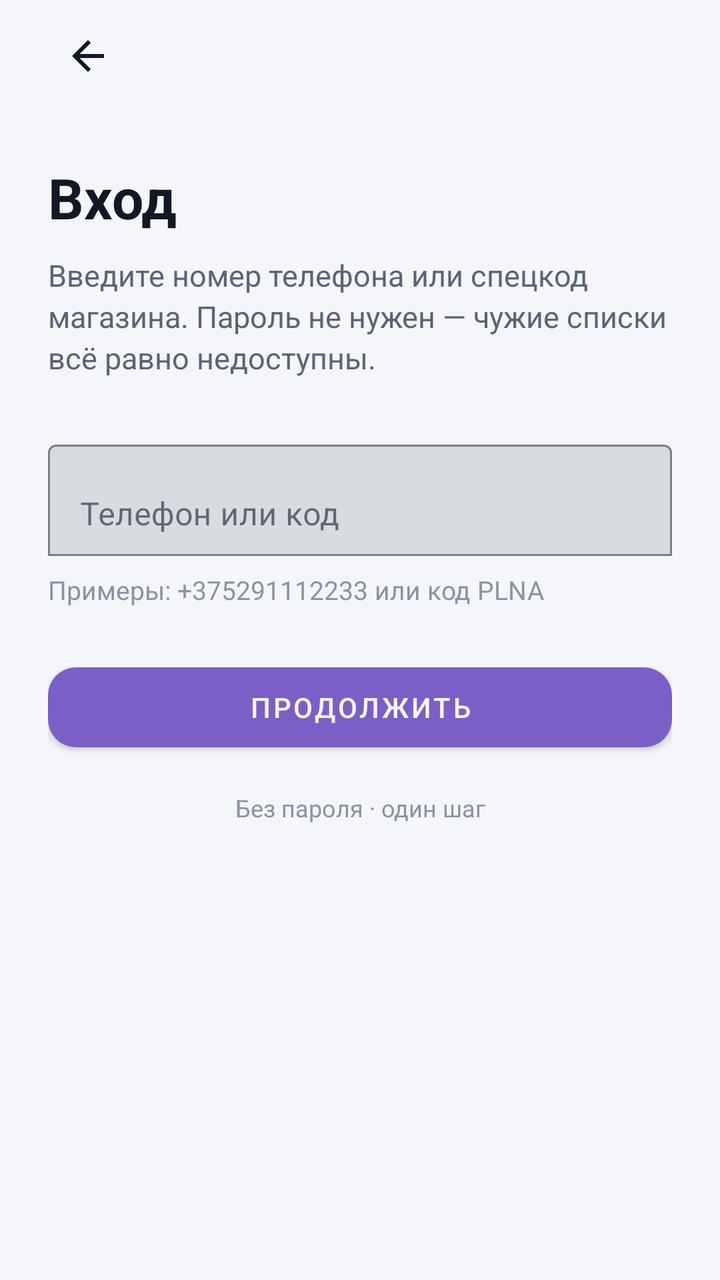
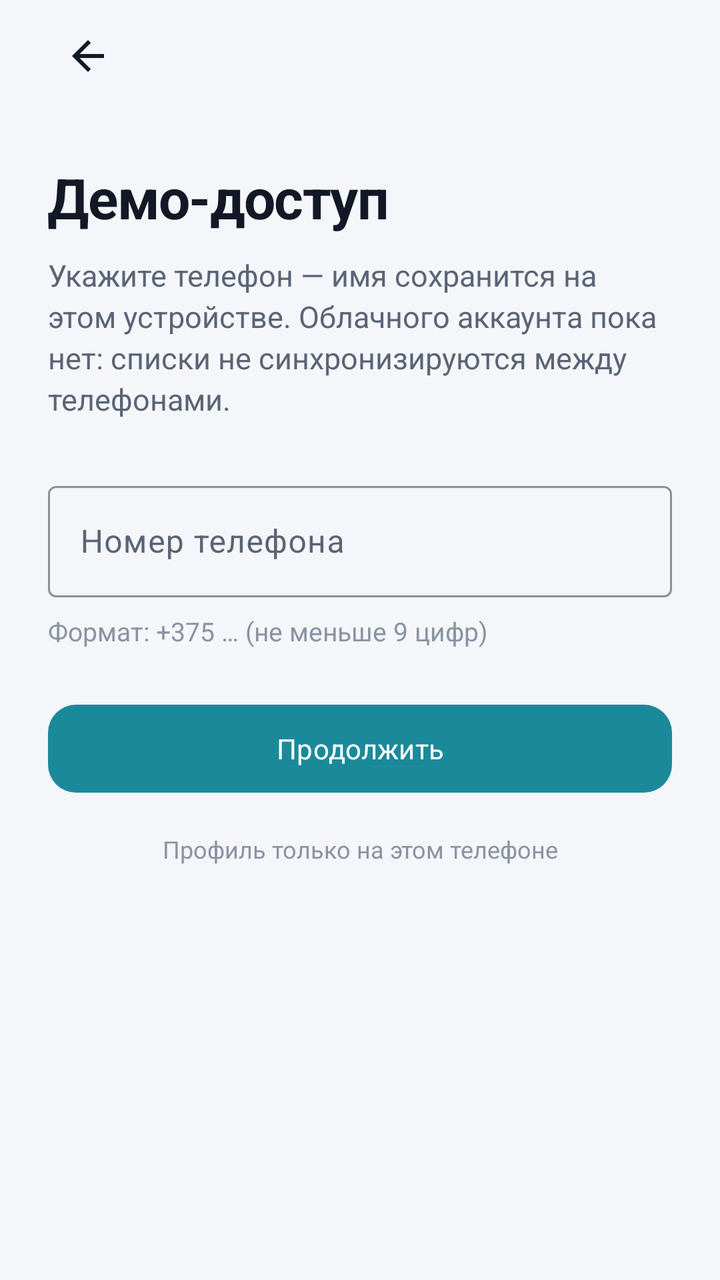

An Android layout rendered at two revisions. The XML below is the earlier revision; the diff shows what the commit changed to produce the second picture.
<!-- AndroidManifest.xml: application theme Theme.NoteMap -->
<!-- res/layout/activity_auth.xml -->
<?xml version="1.0" encoding="utf-8"?>
<LinearLayout xmlns:android="http://schemas.android.com/apk/res/android"
    xmlns:app="http://schemas.android.com/apk/res-auto"
    android:id="@+id/auth_root"
    android:layout_width="match_parent"
    android:layout_height="match_parent"
    android:background="@color/plna_bg"
    android:orientation="vertical"
    android:paddingHorizontal="24dp">

    <LinearLayout
        android:layout_width="match_parent"
        android:layout_height="56dp"
        android:gravity="center_vertical"
        android:orientation="horizontal">

        <ImageButton
            android:id="@+id/btn_back"
            android:layout_width="40dp"
            android:layout_height="40dp"
            android:background="?attr/selectableItemBackgroundBorderless"
            android:contentDescription="@string/back"
            android:src="@drawable/ic_back"
            app:tint="@color/plna_text" />
    </LinearLayout>

    <TextView
        android:layout_width="match_parent"
        android:layout_height="wrap_content"
        android:layout_marginTop="24dp"
        android:text="@string/auth_title"
        android:textAppearance="@style/Plna.Title" />

    <TextView
        android:layout_width="match_parent"
        android:layout_height="wrap_content"
        android:layout_marginTop="10dp"
        android:lineSpacingExtra="3dp"
        android:text="@string/auth_subtitle"
        android:textColor="@color/plna_text_secondary"
        android:textSize="15sp" />

    <com.google.android.material.textfield.TextInputLayout
        android:layout_width="match_parent"
        android:layout_height="wrap_content"
        android:layout_marginTop="28dp"
        android:hint="@string/auth_field_hint"
        app:boxBackgroundMode="outline"
        app:boxStrokeColor="@color/plna_accent"
        app:hintTextColor="@color/plna_text_secondary">

        <com.google.android.material.textfield.TextInputEditText
            android:id="@+id/login_input"
            android:layout_width="match_parent"
            android:layout_height="wrap_content"
            android:imeOptions="actionDone"
            android:inputType="text"
            android:textColor="@color/plna_text" />
    </com.google.android.material.textfield.TextInputLayout>

    <TextView
        android:layout_width="match_parent"
        android:layout_height="wrap_content"
        android:layout_marginTop="8dp"
        android:text="@string/auth_hint_examples"
        android:textColor="@color/plna_text_muted"
        android:textSize="13sp" />

    <com.google.android.material.button.MaterialButton
        android:id="@+id/btn_continue"
        android:layout_width="match_parent"
        android:layout_height="52dp"
        android:layout_marginTop="24dp"
        android:text="@string/auth_continue"
        app:backgroundTint="@color/plna_purple"
        app:cornerRadius="14dp" />

    <TextView
        android:layout_width="match_parent"
        android:layout_height="wrap_content"
        android:layout_marginTop="16dp"
        android:gravity="center"
        android:text="@string/auth_no_password"
        android:textColor="@color/plna_text_muted"
        android:textSize="12sp" />
</LinearLayout>
<!-- resources referenced by this layout -->
<resources>
  <color name="plna_accent">#FF1A8A9A</color>
  <color name="plna_bg">#FFF4F6FA</color>
  <color name="plna_purple">#FF7B5FC7</color>
  <color name="plna_text">#FF121826</color>
  <color name="plna_text_muted">#FF8A93A3</color>
  <color name="plna_text_secondary">#FF5B6475</color>
  <!-- drawable ic_back (drawable) -->
  <?xml version="1.0" encoding="utf-8"?>
  <vector xmlns:android="http://schemas.android.com/apk/res/android"
      android:width="24dp"
      android:height="24dp"
      android:viewportWidth="24"
      android:viewportHeight="24">
      <path
          android:fillColor="#FFFFFFFF"
          android:pathData="M20,11 H7.83 L13.42,5.41 L12,4 L4,12 L12,20 L13.41,18.59 L7.83,13 H20 V11 Z" />
  </vector>
  <string name="auth_continue">Продолжить</string>
  <string name="auth_field_hint">Телефон или код</string>
  <string name="auth_hint_examples">Примеры: +375291112233 или код PLNA</string>
  <string name="auth_no_password">Без пароля · один шаг</string>
  <string name="auth_subtitle">Введите номер телефона или спецкод магазина. Пароль не нужен — чужие списки всё равно недоступны.</string>
  <string name="auth_title">Вход</string>
  <string name="back">Назад</string>
  <style name="Plna.Title" parent="TextAppearance.MaterialComponents.Headline5">
          <item name="android:textColor">@color/plna_text</item>
          <item name="android:textStyle">bold</item>
          <item name="android:textSize">28sp</item>
      </style>
  <style name="Theme.NoteMap" parent="Theme.MaterialComponents.DayNight.NoActionBar">
          <item name="colorPrimary">@color/plna_accent</item>
          <item name="colorPrimaryVariant">@color/plna_purple_deep</item>
          <item name="colorOnPrimary">@color/plna_bg</item>
          <item name="colorSecondary">@color/plna_purple</item>
          <item name="colorSecondaryVariant">@color/plna_purple_deep</item>
          <item name="colorOnSecondary">@color/white</item>
          <item name="android:statusBarColor">@color/plna_bg</item>
          <item name="android:navigationBarColor">@color/plna_bg</item>
          <item name="android:windowBackground">@color/plna_bg</item>
          <item name="android:colorBackground">@color/plna_bg</item>
          <item name="colorSurface">@color/plna_surface</item>
          <item name="colorOnSurface">@color/plna_text</item>
          <item name="colorError">@color/plna_danger</item>
          <item name="android:windowLightStatusBar">true</item>
      </style>
  <color name="plna_purple_deep">#FF5E45A0</color>
  <color name="white">#FFFFFFFF</color>
  <color name="plna_surface">#FFFFFFFF</color>
  <color name="plna_danger">#FFD32F2F</color>
</resources>

<!-- the commit's change to res/layout/activity_auth.xml (unified diff, before → after) -->
@@ -72,7 +72,7 @@
         android:layout_height="52dp"
         android:layout_marginTop="24dp"
         android:text="@string/auth_continue"
-        app:backgroundTint="@color/plna_purple"
+        app:backgroundTint="@color/plna_accent"
         app:cornerRadius="14dp" />
 
     <TextView
<!-- resource entries referenced after the edit -->
@@ -2,7 +2,6 @@
 <resources>
   <color name="plna_accent">#FF1A8A9A</color>
   <color name="plna_bg">#FFF4F6FA</color>
-  <color name="plna_purple">#FF7B5FC7</color>
   <color name="plna_text">#FF121826</color>
   <color name="plna_text_muted">#FF8A93A3</color>
   <color name="plna_text_secondary">#FF5B6475</color>
@@ -18,36 +17,46 @@
           android:pathData="M20,11 H7.83 L13.42,5.41 L12,4 L4,12 L12,20 L13.41,18.59 L7.83,13 H20 V11 Z" />
   </vector>
   <string name="auth_continue">Продолжить</string>
-  <string name="auth_field_hint">Телефон или код</string>
-  <string name="auth_hint_examples">Примеры: +375291112233 или код PLNA</string>
-  <string name="auth_no_password">Без пароля · один шаг</string>
-  <string name="auth_subtitle">Введите номер телефона или спецкод магазина. Пароль не нужен — чужие списки всё равно недоступны.</string>
-  <string name="auth_title">Вход</string>
+  <string name="auth_field_hint">Номер телефона</string>
+  <string name="auth_hint_examples">Формат: +375 … (не меньше 9 цифр)</string>
+  <string name="auth_no_password">Профиль только на этом телефоне</string>
+  <string name="auth_subtitle">Укажите телефон — имя сохранится на этом устройстве. Облачного аккаунта пока нет: списки не синхронизируются между телефонами.</string>
+  <string name="auth_title">Демо-доступ</string>
   <string name="back">Назад</string>
-  <style name="Plna.Title" parent="TextAppearance.MaterialComponents.Headline5">
+  <style name="Plna.Title" parent="TextAppearance.Material3.HeadlineMedium">
           <item name="android:textColor">@color/plna_text</item>
           <item name="android:textStyle">bold</item>
-          <item name="android:textSize">28sp</item>
+          <item name="android:letterSpacing">-0.02</item>
+          <item name="android:fontFamily">sans-serif-medium</item>
       </style>
-  <style name="Theme.NoteMap" parent="Theme.MaterialComponents.DayNight.NoActionBar">
+  <style name="Theme.NoteMap" parent="Theme.Material3.Light.NoActionBar">
           <item name="colorPrimary">@color/plna_accent</item>
-          <item name="colorPrimaryVariant">@color/plna_purple_deep</item>
-          <item name="colorOnPrimary">@color/plna_bg</item>
-          <item name="colorSecondary">@color/plna_purple</item>
-          <item name="colorSecondaryVariant">@color/plna_purple_deep</item>
+          <item name="colorOnPrimary">@color/white</item>
+          <item name="colorPrimaryContainer">@color/plna_accent_soft</item>
+          <item name="colorOnPrimaryContainer">@color/plna_text</item>
+          <item name="colorSecondary">@color/plna_accent_soft</item>
           <item name="colorOnSecondary">@color/white</item>
+          <item name="colorSecondaryContainer">@color/plna_surface_elevated</item>
+          <item name="colorOnSecondaryContainer">@color/plna_text</item>
+          <item name="colorTertiary">@color/plna_accent</item>
+          <item name="colorSurface">@color/plna_surface</item>
+          <item name="colorOnSurface">@color/plna_text</item>
+          <item name="colorOnSurfaceVariant">@color/plna_text_secondary</item>
+          <item name="colorOutline">@color/plna_stroke</item>
           <item name="android:statusBarColor">@color/plna_bg</item>
           <item name="android:navigationBarColor">@color/plna_bg</item>
           <item name="android:windowBackground">@color/plna_bg</item>
           <item name="android:colorBackground">@color/plna_bg</item>
-          <item name="colorSurface">@color/plna_surface</item>
-          <item name="colorOnSurface">@color/plna_text</item>
           <item name="colorError">@color/plna_danger</item>
           <item name="android:windowLightStatusBar">true</item>
+          <item name="fontFamily">sans-serif</item>
+          <item name="android:fontFamily">sans-serif</item>
       </style>
-  <color name="plna_purple_deep">#FF5E45A0</color>
   <color name="white">#FFFFFFFF</color>
+  <color name="plna_accent_soft">#FF3A9EAE</color>
+  <color name="plna_surface_elevated">#FFFFFFFF</color>
   <color name="plna_surface">#FFFFFFFF</color>
+  <color name="plna_stroke">#FFE2E6EE</color>
   <color name="plna_danger">#FFD32F2F</color>
 </resources>
 
